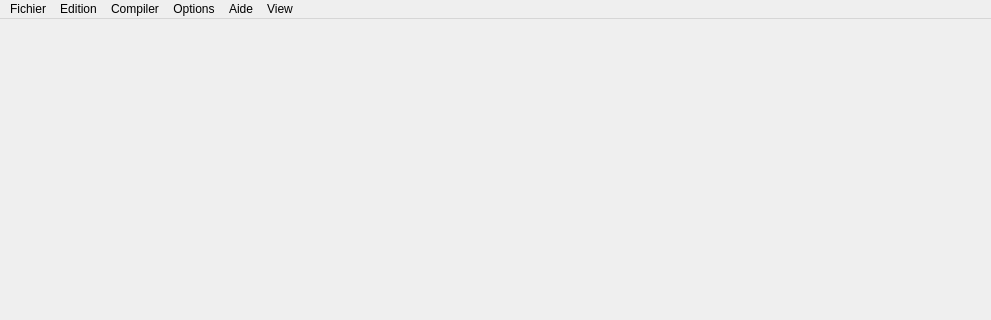
Before: the Qt Designer form source/mainwindow.ui in Bramas/texiteasy, drawn with Qt 5; both pictures show x 0 to 991 and y 0 to 320 of the 991 by 633 pixel window.
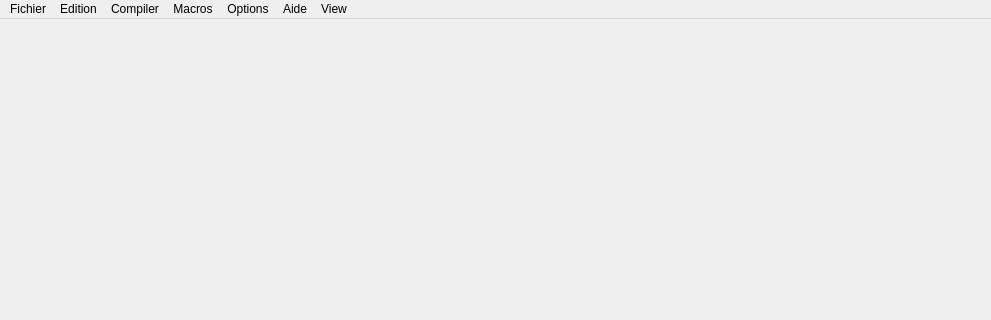
After: the same form once the commit is applied.

Commit message: begin macros engine

```diff
--- a/source/mainwindow.ui
+++ b/source/mainwindow.ui
@@ -47,7 +47,7 @@
      <x>0</x>
      <y>0</y>
      <width>991</width>
-     <height>21</height>
+     <height>22</height>
     </rect>
    </property>
    <widget class="QMenu" name="menuFichier">
@@ -133,9 +133,16 @@
     </property>
     <addaction name="actionPdfViewerInItsOwnWidget"/>
    </widget>
+   <widget class="QMenu" name="menuMacros">
+    <property name="title">
+     <string>Macros</string>
+    </property>
+    <addaction name="actionOpenMacrosDialog"/>
+   </widget>
    <addaction name="menuFichier"/>
    <addaction name="menuEdition"/>
    <addaction name="menuBuild"/>
+   <addaction name="menuMacros"/>
    <addaction name="menuOptions"/>
    <addaction name="menuAide"/>
    <addaction name="menuView"/>
```
Left out of the diff: 5 changed lines with no effect on the pictures. The commit also changes 21 other files.
